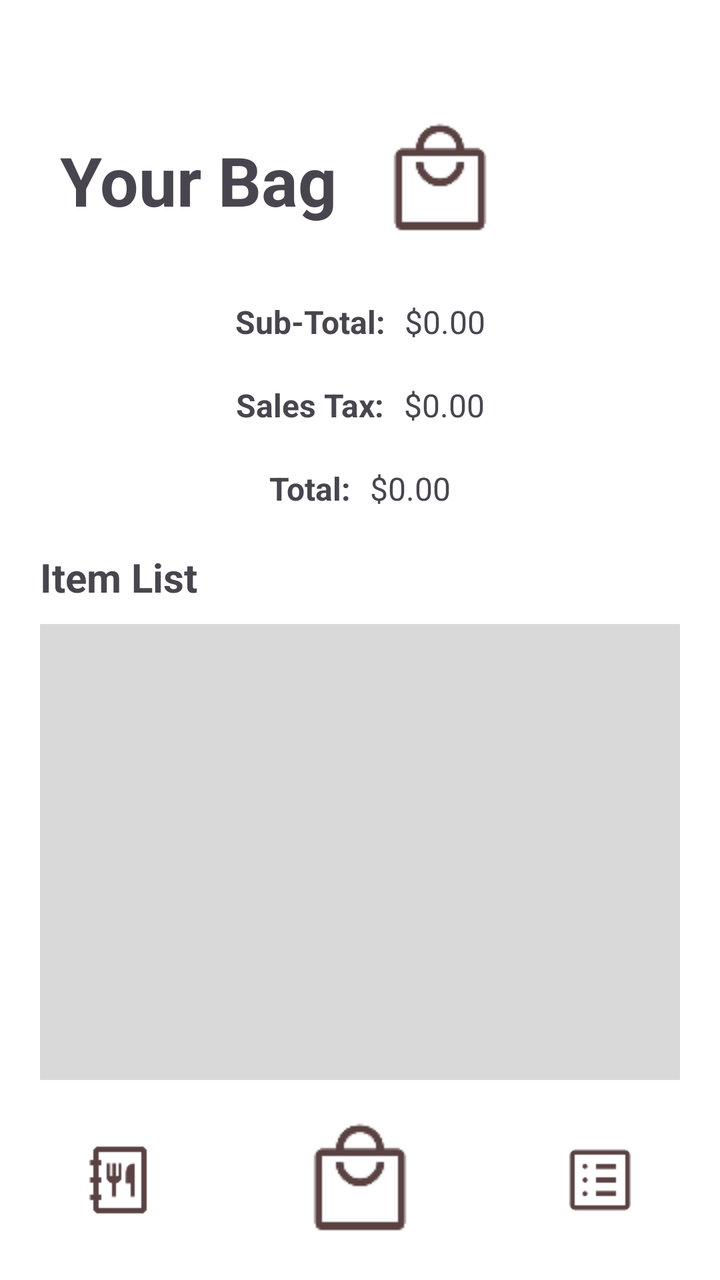
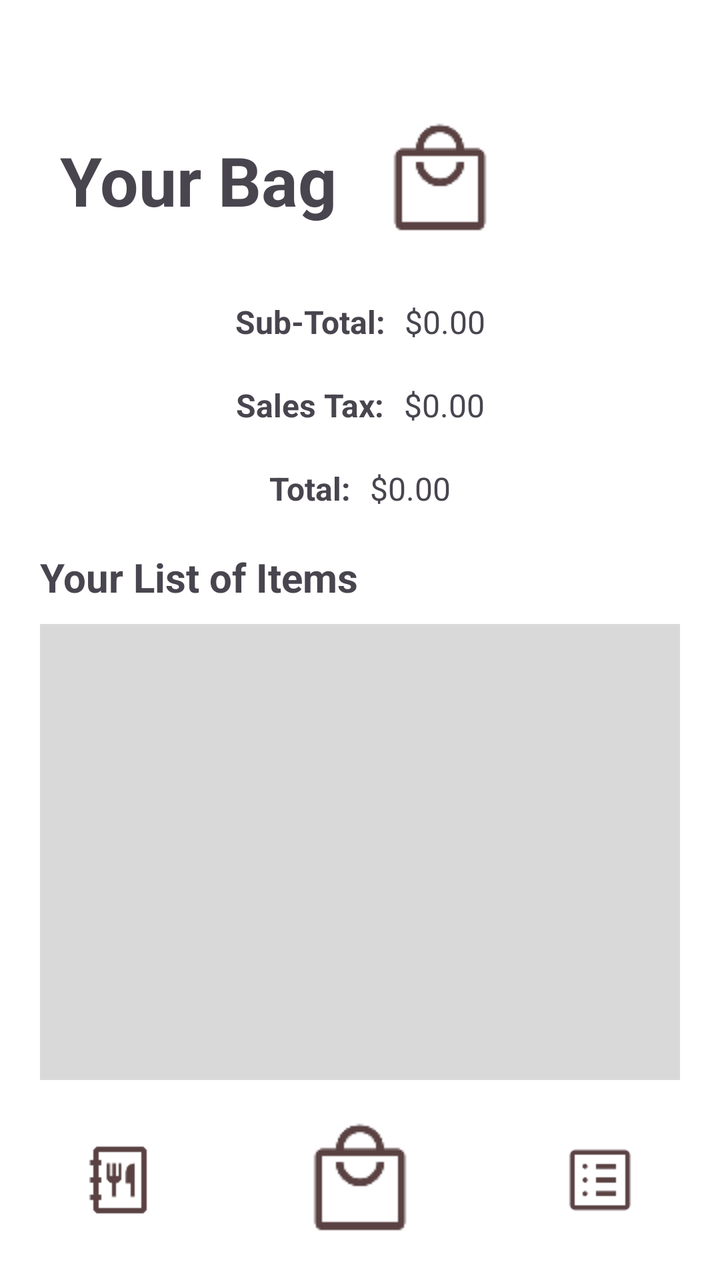

Screens rendered from an Android XML layout before and after an edit, with the pre-edit source and the edit as a unified diff.
<!-- AndroidManifest.xml: application theme Theme.Software_Meth_5 -->
<!-- res/layout/activity_bag.xml -->
<?xml version="1.0" encoding="utf-8"?>
<androidx.constraintlayout.widget.ConstraintLayout xmlns:android="http://schemas.android.com/apk/res/android"
    xmlns:app="http://schemas.android.com/apk/res-auto"
    xmlns:tools="http://schemas.android.com/tools"
    android:layout_width="match_parent"
    android:layout_height="match_parent"
    android:background="#FFFFFF">

    <LinearLayout
        android:layout_width="match_parent"
        android:layout_height="wrap_content"
        android:background="#FFFFFF"
        android:orientation="vertical">

        <LinearLayout
            android:layout_width="match_parent"
            android:layout_height="match_parent"
            android:layout_marginTop="60dp"
            android:orientation="horizontal">

            <TextView
                android:id="@+id/textView8"
                android:layout_width="160dp"
                android:layout_height="wrap_content"
                android:layout_gravity="center_vertical"
                android:layout_marginLeft="30dp"
                android:text="Your Bag"
                android:textSize="34sp"
                android:textStyle="bold" />

            <ImageView
                android:id="@+id/imageView2"
                android:layout_width="60dp"
                android:layout_height="60dp"
                android:scaleType="centerCrop"
                app:srcCompat="@drawable/cart" />
        </LinearLayout>

        <LinearLayout
            android:layout_width="match_parent"
            android:layout_height="match_parent"
            android:layout_marginLeft="20dp"
            android:layout_marginTop="10dp"
            android:layout_marginRight="20dp"
            android:gravity="center"
            android:orientation="vertical">

            <LinearLayout
                android:layout_width="match_parent"
                android:layout_height="match_parent"
                android:layout_weight="1">

                <TextView
                    android:id="@+id/textView9"
                    android:layout_width="wrap_content"
                    android:layout_height="wrap_content"
                    android:layout_marginTop="20dp"
                    android:layout_marginRight="10dp"
                    android:layout_marginBottom="10dp"
                    android:layout_weight="1"
                    android:gravity="right"
                    android:text="Sub-Total:"
                    android:textSize="16sp"
                    android:textStyle="bold" />

                <TextView
                    android:id="@+id/subTotalText"
                    android:layout_width="wrap_content"
                    android:layout_height="wrap_content"
                    android:layout_marginTop="20dp"
                    android:layout_marginBottom="10dp"
                    android:layout_weight="1"
                    android:text="$0.00"
                    android:textSize="16sp" />
            </LinearLayout>

            <LinearLayout
                android:layout_width="match_parent"
                android:layout_height="match_parent"
                android:layout_weight="1"
                android:orientation="horizontal">

                <TextView
                    android:id="@+id/textView11"
                    android:layout_width="wrap_content"
                    android:layout_height="wrap_content"
                    android:layout_marginTop="10dp"
                    android:layout_marginRight="10dp"
                    android:layout_marginBottom="10dp"
                    android:layout_weight="1"
                    android:gravity="right"
                    android:text="Sales Tax:"
                    android:textSize="16sp"
                    android:textStyle="bold" />

                <TextView
                    android:id="@+id/taxText"
                    android:layout_width="wrap_content"
                    android:layout_height="wrap_content"
                    android:layout_marginTop="10dp"
                    android:layout_marginBottom="10dp"
                    android:layout_weight="1"
                    android:text="$0.00"
                    android:textSize="16sp" />
            </LinearLayout>

            <LinearLayout
                android:layout_width="match_parent"
                android:layout_height="match_parent"
                android:layout_weight="1"
                android:orientation="horizontal">

                <TextView
                    android:id="@+id/textView13"
                    android:layout_width="wrap_content"
                    android:layout_height="wrap_content"
                    android:layout_marginTop="10dp"
                    android:layout_marginRight="10dp"
                    android:layout_marginBottom="10dp"
                    android:layout_weight="1"
                    android:gravity="right"
                    android:text="Total:"
                    android:textSize="16sp"
                    android:textStyle="bold" />

                <TextView
                    android:id="@+id/totalText"
                    android:layout_width="wrap_content"
                    android:layout_height="wrap_content"
                    android:layout_marginTop="10dp"
                    android:layout_marginBottom="10dp"
                    android:layout_weight="1"
                    android:text="$0.00"
                    android:textSize="16sp" />
            </LinearLayout>

        </LinearLayout>

        <TextView
            android:id="@+id/textView15"
            android:layout_width="match_parent"
            android:layout_height="wrap_content"
            android:layout_marginLeft="20dp"
            android:layout_marginTop="10dp"
            android:layout_marginBottom="10dp"
            android:text="Item List"
            android:textSize="20sp"
            android:textStyle="bold" />

        <ListView
            android:id="@+id/itemListView"
            android:layout_width="match_parent"
            android:layout_height="369dp"
            android:layout_marginLeft="20dp"
            android:layout_marginRight="20dp"
            android:background="#D9D9D9" />

        <LinearLayout
            android:layout_width="match_parent"
            android:layout_height="match_parent"
            android:layout_marginTop="20dp"
            android:orientation="horizontal">

            <Button
                android:id="@+id/deleteItem"
                android:layout_width="wrap_content"
                android:layout_height="wrap_content"
                android:layout_marginLeft="20dp"
                android:layout_marginRight="10dp"
                android:layout_weight="1"
                android:backgroundTint="#993D3D"
                android:text="Delete Selected" />

            <Button
                android:id="@+id/placeBtn"
                android:layout_width="wrap_content"
                android:layout_height="wrap_content"
                android:layout_marginLeft="20dp"
                android:layout_marginRight="20dp"
                android:layout_weight="1"
                android:text="Place Order" />
        </LinearLayout>

    </LinearLayout>

    <com.google.android.material.bottomnavigation.BottomNavigationView
        android:id="@+id/bottomNav"
        android:layout_width="match_parent"
        android:layout_height="100dp"
        android:background="#FFFFFF"
        android:visibility="visible"
        app:elevation="15dp"
        app:layout_constraintBottom_toBottomOf="parent"
        app:layout_constraintEnd_toEndOf="parent"
        app:layout_constraintStart_toStartOf="parent">

        <LinearLayout
            android:layout_width="match_parent"
            android:layout_height="100dp"
            android:background="#FFFFFF"
            android:elevation="10dp"
            android:gravity="center"
            android:orientation="horizontal"
            android:padding="10dp">

            <ImageView
                android:id="@+id/menuIcon"
                android:layout_width="wrap_content"
                android:layout_height="wrap_content"
                android:layout_marginRight="20dp"
                android:background="#FFFFFF"
                android:contentDescription="Menu"
                android:padding="20dp"
                app:srcCompat="@drawable/menu" />

            <ImageView
                android:id="@+id/bagIcon"
                android:layout_width="wrap_content"
                android:layout_height="120dp"
                android:contentDescription="Bag"
                android:padding="20dp"
                app:srcCompat="@drawable/cart" />

            <ImageView
                android:id="@+id/orderIcon"
                android:layout_width="wrap_content"
                android:layout_height="wrap_content"
                android:layout_marginLeft="20dp"
                android:contentDescription="Orders"
                android:padding="20dp"
                app:srcCompat="@drawable/order" />
        </LinearLayout>

    </com.google.android.material.bottomnavigation.BottomNavigationView>
</androidx.constraintlayout.widget.ConstraintLayout>
<!-- resources referenced by this layout -->
<resources>
  <!-- drawable cart: png bitmap (drawable, 1204 bytes) -->
  <!-- drawable menu: png bitmap (drawable, 811 bytes) -->
  <!-- drawable order: png bitmap (drawable, 701 bytes) -->
  <style name="Theme.Software_Meth_5" parent="Base.Theme.Software_Meth_5" />
  <style name="Base.Theme.Software_Meth_5" parent="Theme.Material3.DayNight.NoActionBar">
          
          
      </style>
</resources>

<!-- the commit's change to res/layout/activity_bag.xml (unified diff, before → after) -->
@@ -10,7 +10,10 @@
         android:layout_width="match_parent"
         android:layout_height="wrap_content"
         android:background="#FFFFFF"
-        android:orientation="vertical">
+        android:orientation="vertical"
+        app:layout_constraintEnd_toEndOf="parent"
+        app:layout_constraintStart_toStartOf="parent"
+        app:layout_constraintTop_toTopOf="parent">
 
         <LinearLayout
             android:layout_width="match_parent"
@@ -24,7 +27,7 @@
                 android:layout_height="wrap_content"
                 android:layout_gravity="center_vertical"
                 android:layout_marginLeft="30dp"
-                android:text="Your Bag"
+                android:text="@string/bag_title"
                 android:textSize="34sp"
                 android:textStyle="bold" />
 
@@ -59,7 +62,7 @@
                     android:layout_marginBottom="10dp"
                     android:layout_weight="1"
                     android:gravity="right"
-                    android:text="Sub-Total:"
+                    android:text="@string/sub_total"
                     android:textSize="16sp"
                     android:textStyle="bold" />
 
@@ -70,7 +73,7 @@
                     android:layout_marginTop="20dp"
                     android:layout_marginBottom="10dp"
                     android:layout_weight="1"
-                    android:text="$0.00"
+                    android:text="@string/base_price"
                     android:textSize="16sp" />
             </LinearLayout>
 
@@ -89,7 +92,7 @@
                     android:layout_marginBottom="10dp"
                     android:layout_weight="1"
                     android:gravity="right"
-                    android:text="Sales Tax:"
+                    android:text="@string/tax"
                     android:textSize="16sp"
                     android:textStyle="bold" />
 
@@ -100,7 +103,7 @@
                     android:layout_marginTop="10dp"
                     android:layout_marginBottom="10dp"
                     android:layout_weight="1"
-                    android:text="$0.00"
+                    android:text="@string/base_price"
                     android:textSize="16sp" />
             </LinearLayout>
 
@@ -119,7 +122,7 @@
                     android:layout_marginBottom="10dp"
                     android:layout_weight="1"
                     android:gravity="right"
-                    android:text="Total:"
+                    android:text="@string/total"
                     android:textSize="16sp"
                     android:textStyle="bold" />
 
@@ -130,7 +133,7 @@
                     android:layout_marginTop="10dp"
                     android:layout_marginBottom="10dp"
                     android:layout_weight="1"
-                    android:text="$0.00"
+                    android:text="@string/base_price"
                     android:textSize="16sp" />
             </LinearLayout>
 
@@ -143,7 +146,7 @@
             android:layout_marginLeft="20dp"
             android:layout_marginTop="10dp"
             android:layout_marginBottom="10dp"
-            android:text="Item List"
+            android:text="@string/item_list"
             android:textSize="20sp"
             android:textStyle="bold" />
 
@@ -169,7 +172,7 @@
                 android:layout_marginRight="10dp"
                 android:layout_weight="1"
                 android:backgroundTint="#993D3D"
-                android:text="Delete Selected" />
+                android:text="@string/delete_selected" />
 
             <Button
                 android:id="@+id/placeBtn"
@@ -178,7 +181,7 @@
                 android:layout_marginLeft="20dp"
                 android:layout_marginRight="20dp"
                 android:layout_weight="1"
-                android:text="Place Order" />
+                android:text="@string/place_order" />
         </LinearLayout>
 
     </LinearLayout>
@@ -209,7 +212,7 @@
                 android:layout_height="wrap_content"
                 android:layout_marginRight="20dp"
                 android:background="#FFFFFF"
-                android:contentDescription="Menu"
+                android:contentDescription="@string/content_menu"
                 android:padding="20dp"
                 app:srcCompat="@drawable/menu" />
 
@@ -217,7 +220,7 @@
                 android:id="@+id/bagIcon"
                 android:layout_width="wrap_content"
                 android:layout_height="120dp"
-                android:contentDescription="Bag"
+                android:contentDescription="@string/content_bag"
                 android:padding="20dp"
                 app:srcCompat="@drawable/cart" />
 
@@ -226,7 +229,7 @@
                 android:layout_width="wrap_content"
                 android:layout_height="wrap_content"
                 android:layout_marginLeft="20dp"
-                android:contentDescription="Orders"
+                android:contentDescription="@string/content_order"
                 android:padding="20dp"
                 app:srcCompat="@drawable/order" />
         </LinearLayout>
<!-- resource entries referenced after the edit -->
@@ -3,6 +3,17 @@
   <!-- drawable cart: png bitmap (drawable, 1204 bytes) -->
   <!-- drawable menu: png bitmap (drawable, 811 bytes) -->
   <!-- drawable order: png bitmap (drawable, 701 bytes) -->
+  <string name="bag_title">Your Bag</string>
+  <string name="base_price">$0.00</string>
+  <string name="content_bag">bag</string>
+  <string name="content_menu">menu</string>
+  <string name="content_order">order</string>
+  <string name="delete_selected">Delete Selected</string>
+  <string name="item_list">Your List of Items</string>
+  <string name="place_order">Place Order</string>
+  <string name="sub_total">Sub-Total:</string>
+  <string name="tax">Sales Tax:</string>
+  <string name="total">Total:</string>
   <style name="Theme.Software_Meth_5" parent="Base.Theme.Software_Meth_5" />
   <style name="Base.Theme.Software_Meth_5" parent="Theme.Material3.DayNight.NoActionBar">
           
